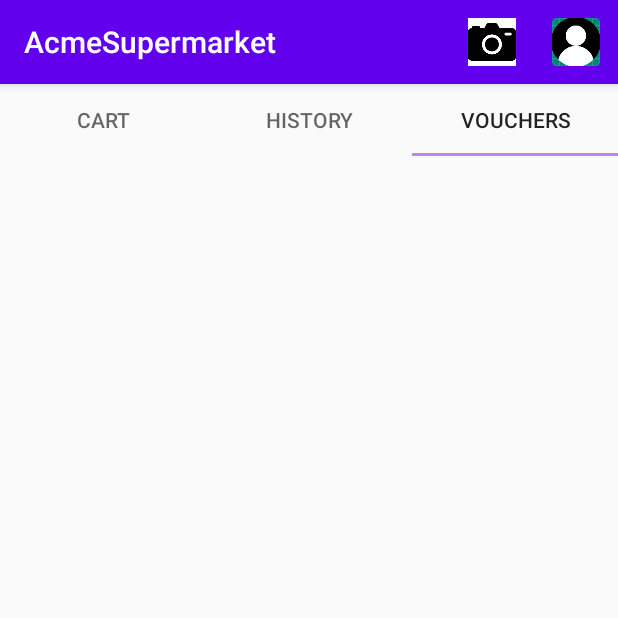
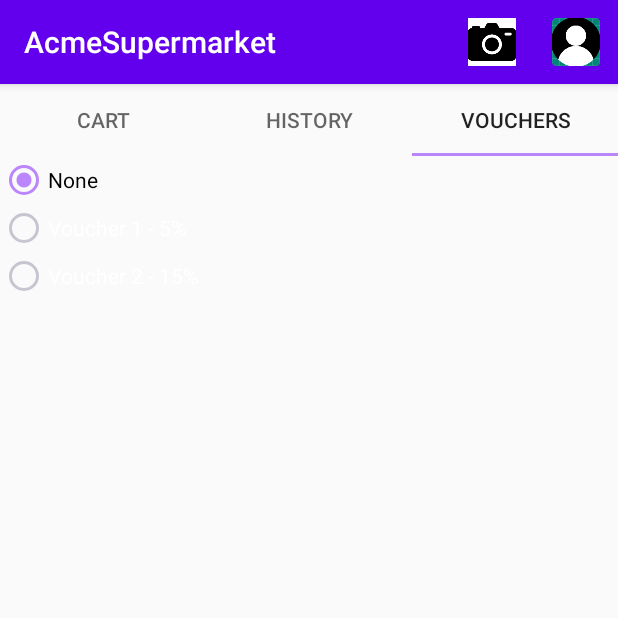
Before and after one commit to lemosf-ppb/feup-cmov, an Android app: the CartFragment screen opened directly, with no data from a screen before it, tab 3 chosen, on a phone screen of 412 x 824 dp, the top half of it. Run offline under Robolectric (Android 15) with nearby library versions, the phone set to English and light mode, and no system bars.

Commit message:
implemented vouchers fragment and selected voucher on cart view

```diff
--- a/Project1/AcmeSupermarket/app/src/main/java/com/example/acmesupermarket/ShopActivity.java
+++ b/Project1/AcmeSupermarket/app/src/main/java/com/example/acmesupermarket/ShopActivity.java
@@ -4,6 +4,7 @@ import android.content.ActivityNotFoundException;
 import android.content.Intent;
 import android.net.Uri;
 import android.os.Bundle;
+import android.os.Parcelable;
 import android.view.Menu;
 import android.view.MenuItem;
 import android.widget.Toast;
@@ -27,6 +28,7 @@ public class ShopActivity extends AppCompatActivity {
     static final String ACTION_SCAN = "com.google.zxing.client.android.SCAN";
     Toolbar toolbar;
     private CartFragment cartFragment;
+    private Voucher selectedVoucher = null;
     private ViewPager mViewPager;
     private TabLayout tabs;
 
@@ -46,6 +48,10 @@ public class ShopActivity extends AppCompatActivity {
     @Override
     protected void onCreate(Bundle savedInstanceState) {
         super.onCreate(savedInstanceState);
+
+        if(savedInstanceState != null){
+            selectedVoucher = savedInstanceState.getParcelable("active_voucher");
+        }
         setContentView(R.layout.activity_shop);
 
         toolbar = findViewById(R.id.toolbar);
@@ -82,6 +88,12 @@ public class ShopActivity extends AppCompatActivity {
 
             }
         });
+    }
+
+    public void onSaveInstanceState(Bundle savedState) {
+
+        super.onSaveInstanceState(savedState);
+        savedState.putParcelable("active_voucher", selectedVoucher);
     }
 
     private void setupViewPager(ViewPager mViewPager) {
@@ -167,4 +179,13 @@ public class ShopActivity extends AppCompatActivity {
     public void setTab(int index) {
         //tabs.getTabAt(index).select();
     }
+
+    public void setSelectedVoucher(Voucher voucher)
+    {
+        selectedVoucher = voucher;
+    }
+
+    public Voucher getSelectedVoucher(){
+        return selectedVoucher;
+    }
 }
--- a/Project1/AcmeSupermarket/app/src/main/java/com/example/acmesupermarket/fragments/shop/CartFragment.java
+++ b/Project1/AcmeSupermarket/app/src/main/java/com/example/acmesupermarket/fragments/shop/CartFragment.java
@@ -20,6 +20,9 @@ import androidx.fragment.app.Fragment;
 import com.example.acmesupermarket.Item;
 import com.example.acmesupermarket.R;
 import com.example.acmesupermarket.ShopActivity;
+import com.example.acmesupermarket.Voucher;
+
+import org.w3c.dom.Text;
 
 import java.text.DecimalFormat;
 import java.util.ArrayList;
@@ -63,6 +66,8 @@ public class CartFragment extends Fragment {
         cartAdapter = new CartItemAdapter(context);
         list.setAdapter(cartAdapter);
 
+        setSelectedVoucher();
+
         TextView discount_value = v.findViewById(R.id.discount_value);
         discount_value.setText(String.format("%s", df.format(discount)));
 
@@ -89,6 +94,18 @@ public class CartFragment extends Fragment {
         savedState.putDouble("total_price", totalPrice);
         savedState.putBoolean("applyDiscount", applyDiscount);
         savedState.putDouble("discount", discount);
+    }
+
+    private void setSelectedVoucher()
+    {
+        TextView voucher_id_text_view = v.findViewById(R.id.voucher_id);
+        Voucher voucher = ((ShopActivity) getActivity()).getSelectedVoucher();
+        String voucher_id = "None";
+        if(voucher != null)
+        {
+            voucher_id = voucher.getName();
+        }
+        voucher_id_text_view.setText(voucher_id);
     }
 
     public void addItem(Item item) {
--- a/Project1/AcmeSupermarket/app/src/main/res/layout/fragment_voucher.xml
+++ b/Project1/AcmeSupermarket/app/src/main/res/layout/fragment_voucher.xml
@@ -4,13 +4,16 @@
     android:layout_height="match_parent"
     android:orientation="vertical">
 
-    <ScrollView
+    <RadioGroup
+        android:id="@+id/voucher_radio_group"
         android:layout_width="match_parent"
         android:layout_height="match_parent">
 
-        <ListView
-            android:id="@+id/voucher_list"
+        <RadioButton
+            android:id="@+id/radioButton"
             android:layout_width="match_parent"
-            android:layout_height="wrap_content" />
-    </ScrollView>
+            android:layout_height="wrap_content"
+            android:checked="true"
+            android:text="@string/none_voucher" />
+    </RadioGroup>
 </LinearLayout>
--- a/Project1/AcmeSupermarket/app/src/main/res/values/strings.xml
+++ b/Project1/AcmeSupermarket/app/src/main/res/values/strings.xml
@@ -40,4 +40,7 @@
     <string name="discount_label">Discount available(€)=</string>
     <string name="apply">Apply</string>
     <string name="use_voucher">Voucher selected =</string>
+
+    <string name="none_voucher">None</string>
+    <string name="voucher_list_item">%1$s - %2$d</string>
 </resources>
```
Also changed, not shown: Project1/AcmeSupermarket/app/src/main/java/com/example/acmesupermarket/Voucher.java (+10 -5 lines), Project1/AcmeSupermarket/app/src/main/java/com/example/acmesupermarket/fragments/shop/VoucherFragment.java (+57 -30 lines).
